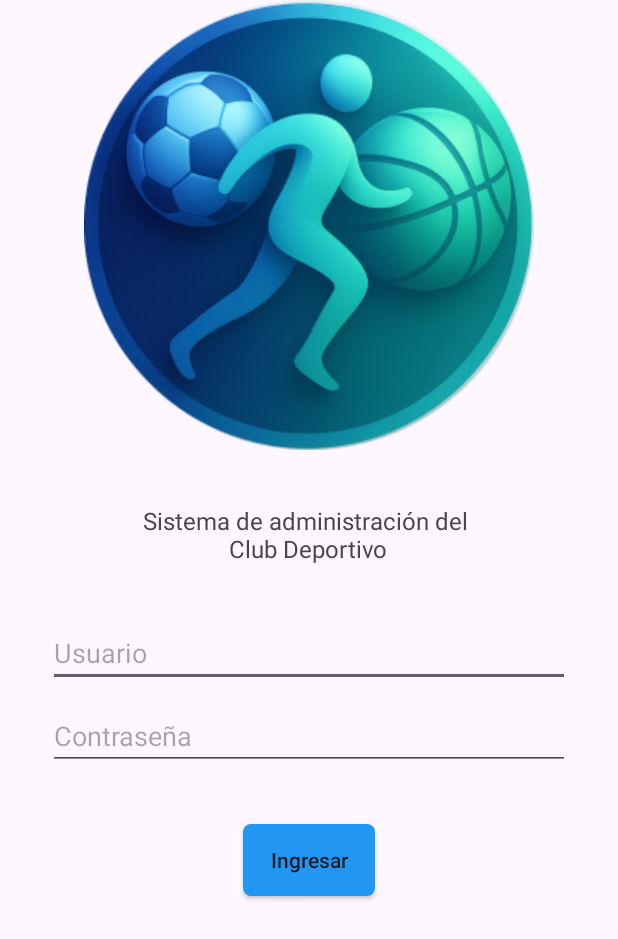
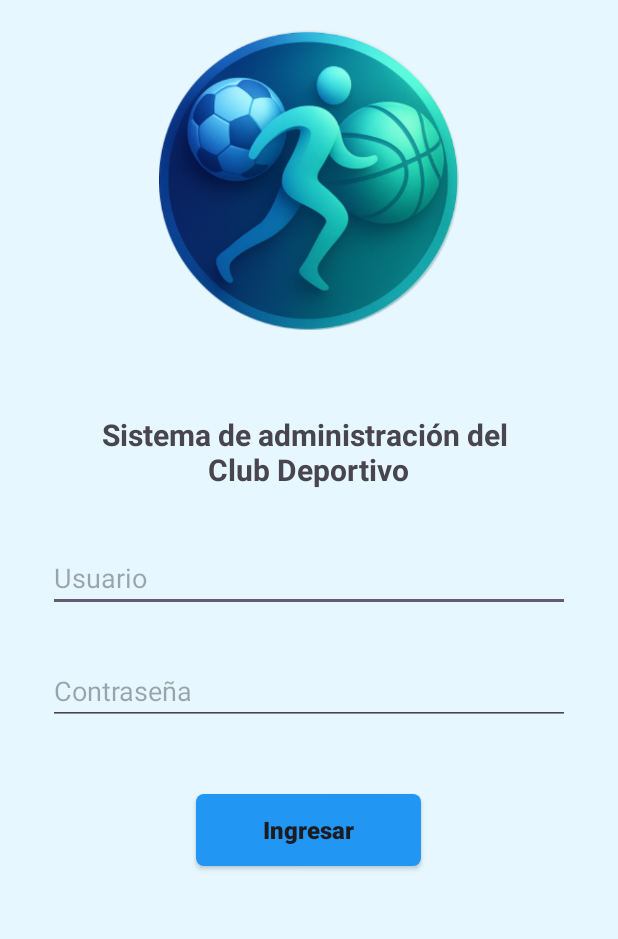
Before and after one commit to vlmnst/clubDeportivo, an Android app built with Jetpack Compose: the screen it shows after launch (MainActivity), on a phone screen of 412 x 824 dp. Shown: the top 939 px of the screen. Run offline under Robolectric (Android 15) with nearby library versions, the phone set to English and light mode, and no system bars.

Commit message:
first commit

```diff
--- a/app/src/main/AndroidManifest.xml
+++ b/app/src/main/AndroidManifest.xml
@@ -15,11 +15,6 @@
             android:name=".MenuPrincipal"
             android:exported="false" />
         <activity
-            android:name=".MenuPrincipal"
-            android:exported="false"
-            android:label="@string/title_activity_menu_principal"
-            android:theme="@style/Theme.ClubDeportivo" />
-        <activity
             android:name=".MainActivity"
             android:exported="true">
             <intent-filter>
--- a/app/src/main/res/layout/activity_main.xml
+++ b/app/src/main/res/layout/activity_main.xml
@@ -11,11 +11,19 @@
 
 
     <!-- LOGO -->
-    <ImageView
+    <LinearLayout
         android:layout_width="match_parent"
-        android:layout_height="300dp"
-        android:src="@drawable/logo"
-        />
+        android:layout_height="wrap_content"
+        android:orientation="vertical"
+        android:paddingTop="20dp"
+        android:paddingBottom="20dp"
+        android:background="#E6F7FF">
+        <ImageView
+            android:layout_width="match_parent"
+            android:layout_height="200dp"
+            android:src="@drawable/logo"
+            />
+    </LinearLayout>
 
 
     <!-- Texto + Btn-->
@@ -24,13 +32,15 @@
         android:layout_height="match_parent"
         android:orientation="vertical"
         android:padding="16dp"
-        android:gravity="center_horizontal">
+        android:gravity="center_horizontal"
+        android:background="#E6F7FF">
 
         <TextView
             android:layout_width="wrap_content"
             android:layout_height="wrap_content"
             android:text="Sistema de administración del \nClub Deportivo"
-            android:textSize="16dp"
+            android:textSize="20dp"
+            android:textStyle="bold"
             android:gravity="center"
             android:layout_marginVertical="20dp"/>
 
@@ -49,30 +59,30 @@
                 android:layout_width="match_parent"
                 android:layout_height="wrap_content"
                 android:hint="Usuario"
-                android:layout_marginBottom="10dp"/>
+                android:layout_marginBottom="30dp"/>
 
             <EditText
                 android:id="@+id/edit_text_dos"
                 android:layout_width="match_parent"
                 android:layout_height="wrap_content"
                 android:hint="Contraseña"
-                android:inputType="textPassword"/>
+                android:inputType="textPassword"
+                android:layout_marginBottom="10dp"/>
 
         </LinearLayout>
 
 
-
         <androidx.appcompat.widget.AppCompatButton
             android:id="@+id/btn_login"
-            android:layout_width="wrap_content"
+            android:layout_width="150dp"
             android:layout_height="wrap_content"
-            android:text="Ingresar"
             android:layout_marginTop="20dp"
             android:background="@drawable/btn_primario"
             android:backgroundTint="@null"
+            android:text="Ingresar"
             android:textAllCaps="false"
-            />
+            android:textSize="16dp"
+            android:textStyle="bold" />
 
-    ></LinearLayout>
-
+        </LinearLayout>
 </LinearLayout>
```
Also changed, not shown: 11 other files.
